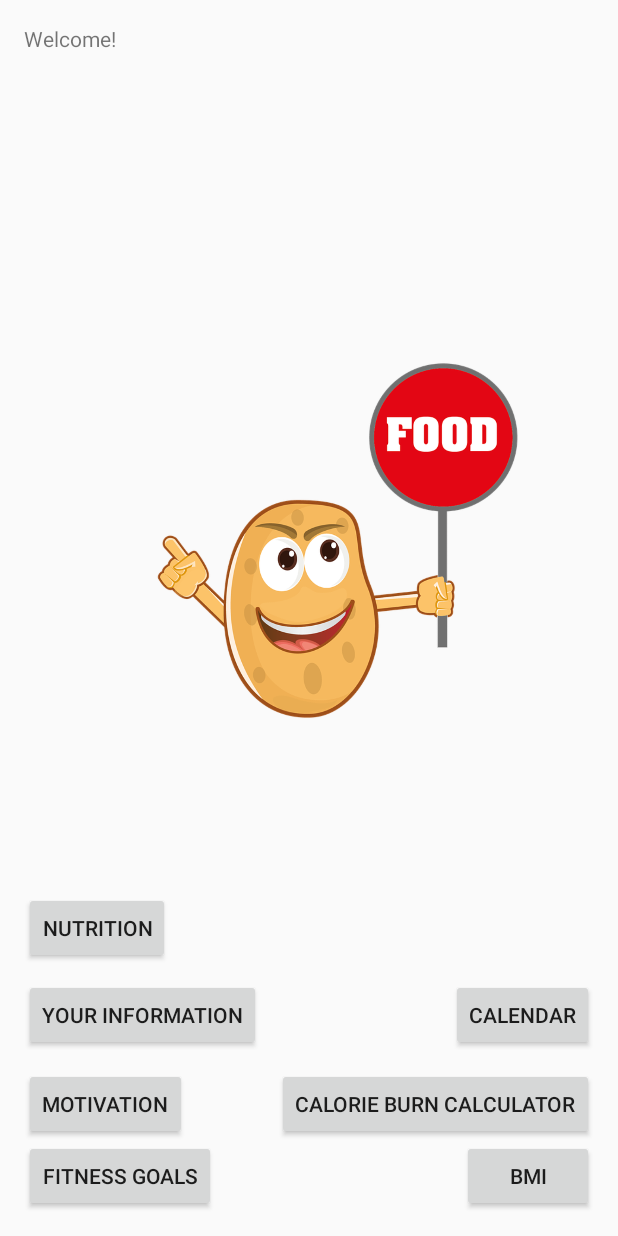
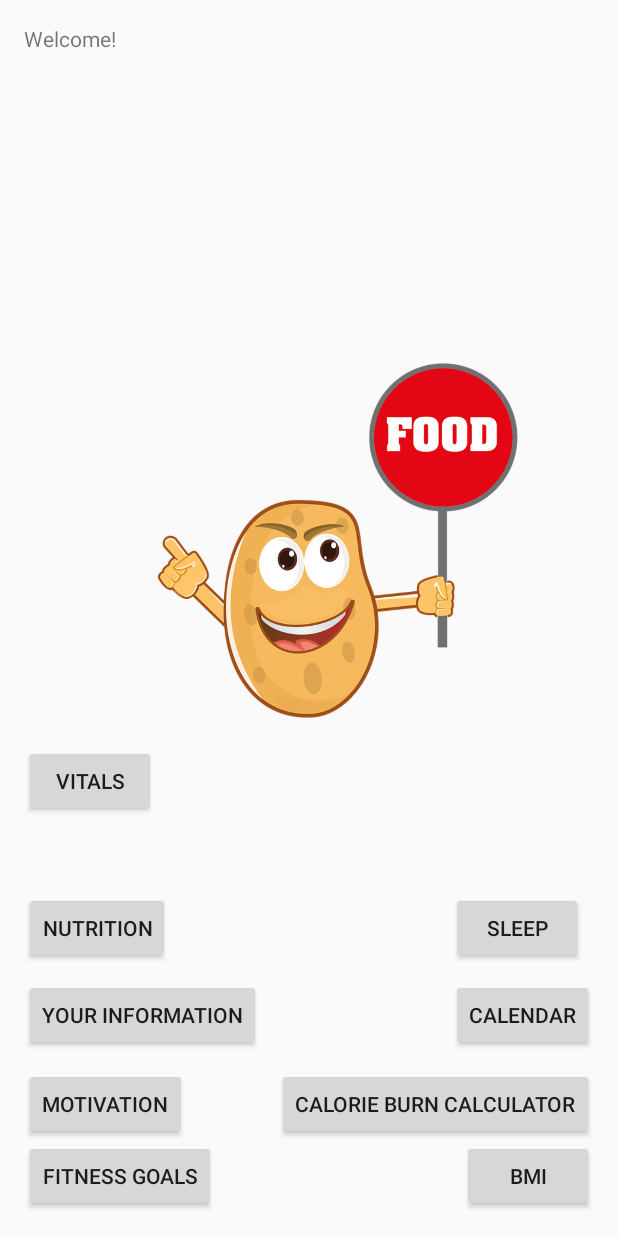
Before and after one commit to akshaych/calorie_counter, an Android app: the MainActivity screen opened directly, with no data from a screen before it, on a phone screen of 412 x 824 dp. Run offline under Robolectric (Android 15) with nearby library versions, the phone set to English and light mode, and no system bars.

Commit message:
sleep and vitals buttons

```diff
--- a/EasyFoodDiary/app/src/main/java/cis350/upenn/edu/easyfooddiary/MainActivity.java
+++ b/EasyFoodDiary/app/src/main/java/cis350/upenn/edu/easyfooddiary/MainActivity.java
@@ -25,7 +25,7 @@ public class MainActivity extends AppCompatActivity {
         }
         else if (view.getId() == R.id.calendar) {
             Intent i = new Intent(this, CalendarActivity.class);
-            i.putExtra("Type":"calendar");
+            i.putExtra("Type","calendar");
             startActivity(i);
         }
         else if (view.getId() == R.id.fitness_goals) {
@@ -49,12 +49,12 @@ public class MainActivity extends AppCompatActivity {
         }
         else if (view.getId() == R.id.vitals) {
             Intent i = new Intent(this, CalendarActivity.class);
-            i.putExtra("Type":"vitals");
+            i.putExtra("Type","vitals");
             startActivity(i);
         }
         else if (view.getId() == R.id.sleep) {
             Intent i = new Intent(this, CalendarActivity.class);
-            i.putExtra("Type":"sleep");
+            i.putExtra("Type","sleep");
             startActivity(i);
         }
     }
--- a/EasyFoodDiary/app/src/main/res/layout/activity_main.xml
+++ b/EasyFoodDiary/app/src/main/res/layout/activity_main.xml
@@ -83,6 +83,26 @@
         android:layout_alignBottom="@+id/your_information"
         android:layout_alignParentEnd="true" />
 
+    <Button
+        android:layout_width="wrap_content"
+        android:layout_height="wrap_content"
+        android:id="@+id/sleep"
+        android:text="Sleep"
+        android:onClick="onClick"
+        android:layout_alignBaseline="@+id/nutrition"
+        android:layout_alignBottom="@+id/nutrition"
+        android:layout_alignStart="@+id/calendar" />
+
+    <Button
+        android:layout_width="wrap_content"
+        android:layout_height="wrap_content"
+        android:id = "@+id/vitals"
+        android:text= "Vitals"
+        android:onClick= "onClick"
+        android:layout_above="@+id/nutrition"
+        android:layout_alignParentStart="true"
+        android:layout_marginBottom="50dp" />
+
     <ImageView
         android:layout_width="wrap_content"
         android:layout_height="wrap_content"
```
Also changed, not shown: EasyFoodDiary/app/src/main/res/layout/activity_sleep.xml (+6 -3 lines), EasyFoodDiary/app/src/main/res/layout/activity_vitals.xml (+6 -6 lines).
